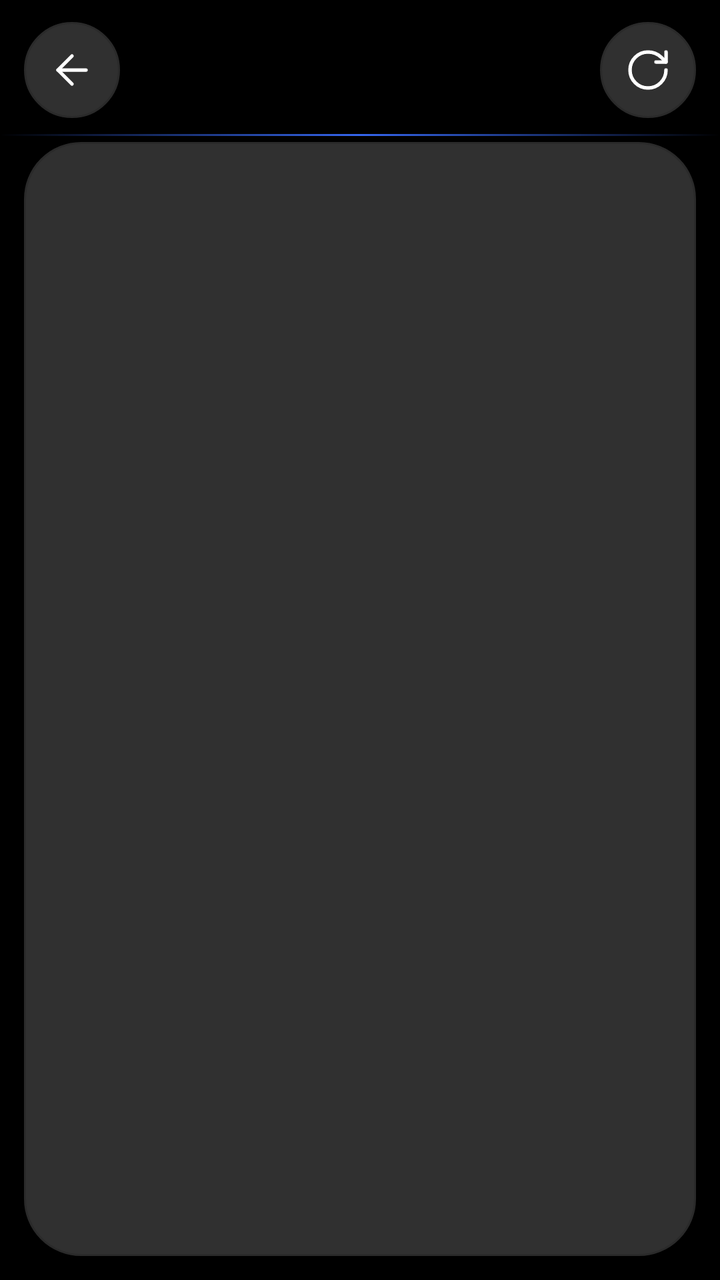
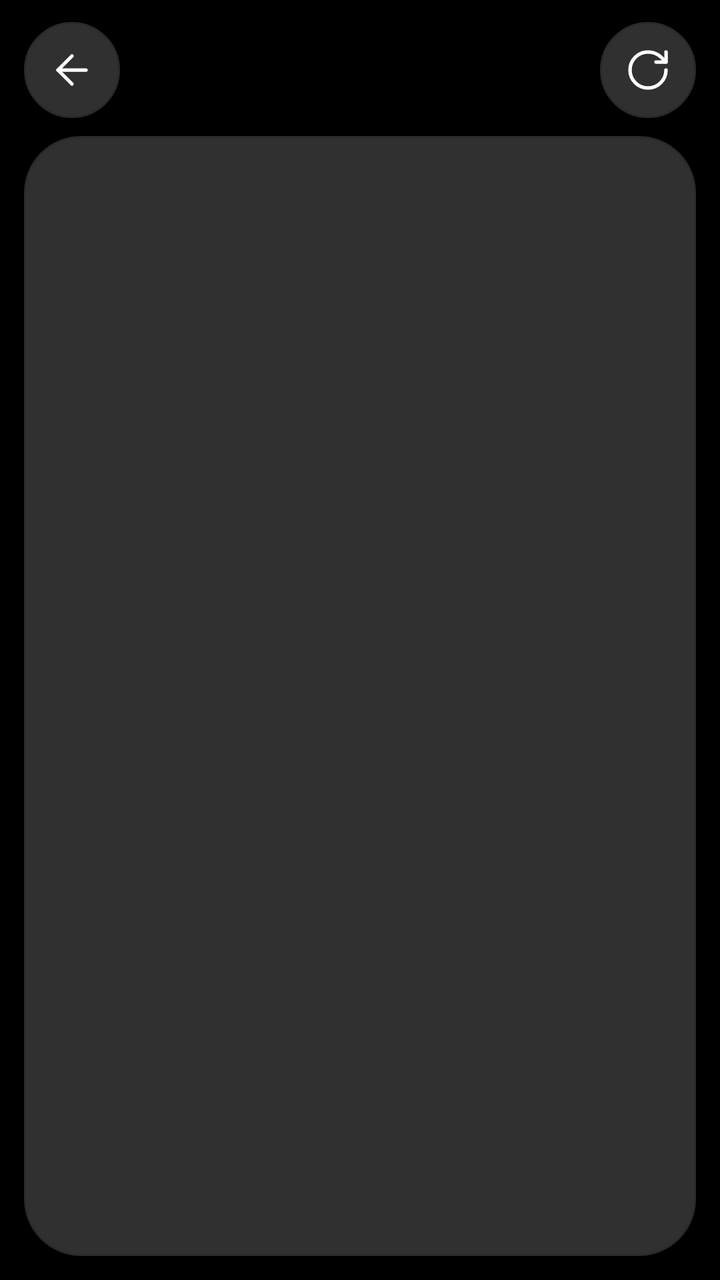

The first picture is an Android layout as it rendered before a commit; the second is the same layout after the commit. The layout source and the unified diff follow.
<!-- AndroidManifest.xml: application theme AppTheme -->
<!-- res/layout/activity_editor.xml -->
<?xml version="1.0" encoding="utf-8"?>
<LinearLayout xmlns:android="http://schemas.android.com/apk/res/android"
    android:layout_width="match_parent"
    android:layout_height="match_parent"
    android:background="@color/bg"
    android:orientation="vertical">

    <include layout="@layout/view_header" />

    <ProgressBar
        android:id="@+id/loading"
        style="?android:attr/progressBarStyleHorizontal"
        android:layout_width="match_parent"
        android:layout_height="3dp"
        android:indeterminate="true"
        android:visibility="invisible" />

    <TextView
        android:id="@+id/status"
        android:layout_width="match_parent"
        android:layout_height="wrap_content"
        android:paddingStart="22dp"
        android:paddingTop="6dp"
        android:paddingEnd="22dp"
        android:paddingBottom="6dp"
        android:textColor="@color/text_secondary"
        android:textSize="13sp"
        android:visibility="gone" />

    <EditText
        android:id="@+id/editor"
        android:layout_width="match_parent"
        android:layout_height="0dp"
        android:layout_marginStart="12dp"
        android:layout_marginEnd="12dp"
        android:layout_marginBottom="12dp"
        android:layout_weight="1"
        android:background="@drawable/bg_card"
        android:fontFamily="monospace"
        android:gravity="top|start"
        android:imeOptions="flagNoExtractUi"
        android:importantForAutofill="no"
        android:inputType="textMultiLine|textNoSuggestions"
        android:layoutDirection="ltr"
        android:padding="12dp"
        android:scrollbars="vertical"
        android:textColor="@color/text_primary"
        android:textDirection="firstStrong"
        android:textSize="13sp" />
</LinearLayout>
<!-- res/layout/view_header.xml (included above) -->
<?xml version="1.0" encoding="utf-8"?>
<LinearLayout xmlns:android="http://schemas.android.com/apk/res/android"
    xmlns:app="http://schemas.android.com/apk/res-auto"
    android:layout_width="match_parent"
    android:layout_height="wrap_content"
    android:background="@drawable/bg_header"
    android:gravity="center_vertical"
    android:minHeight="68dp"
    android:orientation="horizontal"
    android:paddingStart="12dp"
    android:paddingTop="10dp"
    android:paddingEnd="12dp"
    android:paddingBottom="8dp">

    <ImageButton
        android:id="@+id/btnBack"
        style="@style/IconButton"
        android:contentDescription="@string/back"
        android:src="@drawable/ic_back" />

    <LinearLayout
        android:layout_width="0dp"
        android:layout_height="wrap_content"
        android:layout_weight="1"
        android:gravity="center_horizontal"
        android:orientation="vertical"
        android:paddingStart="8dp"
        android:paddingEnd="8dp">

        <TextView
            android:id="@+id/title"
            android:layout_width="match_parent"
            android:layout_height="wrap_content"
            android:ellipsize="end"
            android:fontFamily="serif"
            android:gravity="center"
            android:maxLines="1"
            android:textColor="@color/text_primary"
            android:textSize="20sp"
            app:autoSizeMaxTextSize="20sp"
            app:autoSizeMinTextSize="14sp"
            app:autoSizeStepGranularity="1sp"
            app:autoSizeTextType="uniform" />

        <TextView
            android:id="@+id/subtitle"
            android:layout_width="match_parent"
            android:layout_height="wrap_content"
            android:layout_marginTop="1dp"
            android:ellipsize="middle"
            android:gravity="center"
            android:singleLine="true"
            android:textColor="@color/text_secondary"
            android:textSize="12sp" />
    </LinearLayout>

    <ImageButton
        android:id="@+id/btnA1"
        style="@style/IconButton"
        android:layout_marginEnd="6dp"
        android:visibility="gone" />

    <ImageButton
        android:id="@+id/btnA2"
        style="@style/IconButton"
        android:layout_marginEnd="6dp"
        android:visibility="gone" />

    <ImageButton
        android:id="@+id/btnRefresh"
        style="@style/IconButton"
        android:contentDescription="@string/refresh"
        android:src="@drawable/ic_refresh" />
</LinearLayout>
<!-- resources referenced by this layout -->
<resources>
  <color name="bg">#000000</color>
  <color name="text_primary">#FFFFFF</color>
  <color name="text_secondary">#B4B4B4</color>
  <!-- drawable bg_card (drawable) -->
  <?xml version="1.0" encoding="utf-8"?>
  <shape xmlns:android="http://schemas.android.com/apk/res/android" android:shape="rectangle">
      <solid android:color="@color/surface" />
      <stroke android:width="1dp" android:color="@color/stroke_soft" />
      <corners android:radius="28dp" />
  </shape>
  <!-- drawable bg_header (drawable) -->
  <?xml version="1.0" encoding="utf-8"?>
  <layer-list xmlns:android="http://schemas.android.com/apk/res/android">
      <item>
          <shape android:shape="rectangle">
              <solid android:color="@color/bg" />
          </shape>
      </item>
      <item
          android:height="1dp"
          android:gravity="bottom">
          <shape android:shape="rectangle">
              <gradient
                  android:angle="0"
                  android:centerColor="@color/accent"
                  android:endColor="#00000000"
                  android:startColor="#00000000" />
          </shape>
      </item>
  </layer-list>
  <string name="back">رجوع</string>
  <string name="refresh">تحديث</string>
  <style name="IconButton">
          <item name="android:layout_width">48dp</item>
          <item name="android:layout_height">48dp</item>
          <item name="android:background">@drawable/bg_icon_btn</item>
          <item name="android:tint">@color/text_primary</item>
          <item name="android:scaleType">center</item>
      </style>
  <color name="surface">#303030</color>
  <color name="stroke_soft">#2A2A2A</color>
  <color name="accent">#3566EF</color>
  <!-- drawable bg_icon_btn (drawable) -->
  <?xml version="1.0" encoding="utf-8"?>
  <ripple xmlns:android="http://schemas.android.com/apk/res/android" android:color="@color/ripple">
      <item>
          <shape android:shape="oval">
              <solid android:color="@color/surface" />
              <stroke android:width="1dp" android:color="@color/stroke_soft" />
          </shape>
      </item>
  </ripple>
  <color name="accent_text">#8EA9FF</color>
  <color name="text_hint">#8E8E8E</color>
  <style name="ActivityAnim" parent="@android:style/Animation.Activity">
          <item name="android:activityOpenEnterAnimation">@anim/act_open_enter</item>
          <item name="android:activityOpenExitAnimation">@anim/act_open_exit</item>
          <item name="android:activityCloseEnterAnimation">@anim/act_close_enter</item>
          <item name="android:activityCloseExitAnimation">@anim/act_close_exit</item>
      </style>
  <color name="ripple">#22FFFFFF</color>
  <!-- drawable bg_dialog (drawable) -->
  <?xml version="1.0" encoding="utf-8"?>
  <inset xmlns:android="http://schemas.android.com/apk/res/android"
      android:insetLeft="6dp"
      android:insetTop="6dp"
      android:insetRight="6dp"
      android:insetBottom="6dp">
      <shape android:shape="rectangle">
          <solid android:color="@color/surface" />
          <stroke android:width="1dp" android:color="@color/stroke" />
          <corners android:radius="32dp" />
      </shape>
  </inset>
  <style name="DialogAnim" parent="@android:style/Animation.Dialog">
          <item name="android:windowEnterAnimation">@anim/dlg_in</item>
          <item name="android:windowExitAnimation">@anim/dlg_out</item>
      </style>
  <color name="stroke">#454545</color>
  <!-- unchanged entries left out for length: 4 -->
</resources>

<!-- the commit's change to res/layout/activity_editor.xml (unified diff, before → after) -->
@@ -6,14 +6,6 @@
     android:orientation="vertical">
 
     <include layout="@layout/view_header" />
-
-    <ProgressBar
-        android:id="@+id/loading"
-        style="?android:attr/progressBarStyleHorizontal"
-        android:layout_width="match_parent"
-        android:layout_height="3dp"
-        android:indeterminate="true"
-        android:visibility="invisible" />
 
     <TextView
         android:id="@+id/status"
@@ -117,9 +109,21 @@
         android:layout_marginEnd="6dp"
         android:visibility="gone" />
 
-    <ImageButton
-        android:id="@+id/btnRefresh"
-        style="@style/IconButton"
-        android:contentDescription="@string/refresh"
-        android:src="@drawable/ic_refresh" />
+    <FrameLayout
+        android:layout_width="wrap_content"
+        android:layout_height="wrap_content">
+
+        <ImageButton
+            android:id="@+id/btnRefresh"
+            style="@style/IconButton"
+            android:contentDescription="@string/refresh"
+            android:src="@drawable/ic_refresh" />
+
+        
+        <com.ghmanager.app.IosSpinner
+            android:id="@+id/loading"
+            android:layout_width="48dp"
+            android:layout_height="48dp"
+            android:visibility="invisible" />
+    </FrameLayout>
 </LinearLayout>
<!-- resource entries referenced after the edit -->
@@ -12,24 +12,9 @@
   </shape>
   <!-- drawable bg_header (drawable) -->
   <?xml version="1.0" encoding="utf-8"?>
-  <layer-list xmlns:android="http://schemas.android.com/apk/res/android">
-      <item>
-          <shape android:shape="rectangle">
-              <solid android:color="@color/bg" />
-          </shape>
-      </item>
-      <item
-          android:height="1dp"
-          android:gravity="bottom">
-          <shape android:shape="rectangle">
-              <gradient
-                  android:angle="0"
-                  android:centerColor="@color/accent"
-                  android:endColor="#00000000"
-                  android:startColor="#00000000" />
-          </shape>
-      </item>
-  </layer-list>
+  <shape xmlns:android="http://schemas.android.com/apk/res/android" android:shape="rectangle">
+      <solid android:color="@color/bg" />
+  </shape>
   <string name="back">رجوع</string>
   <string name="refresh">تحديث</string>
   <style name="IconButton">
